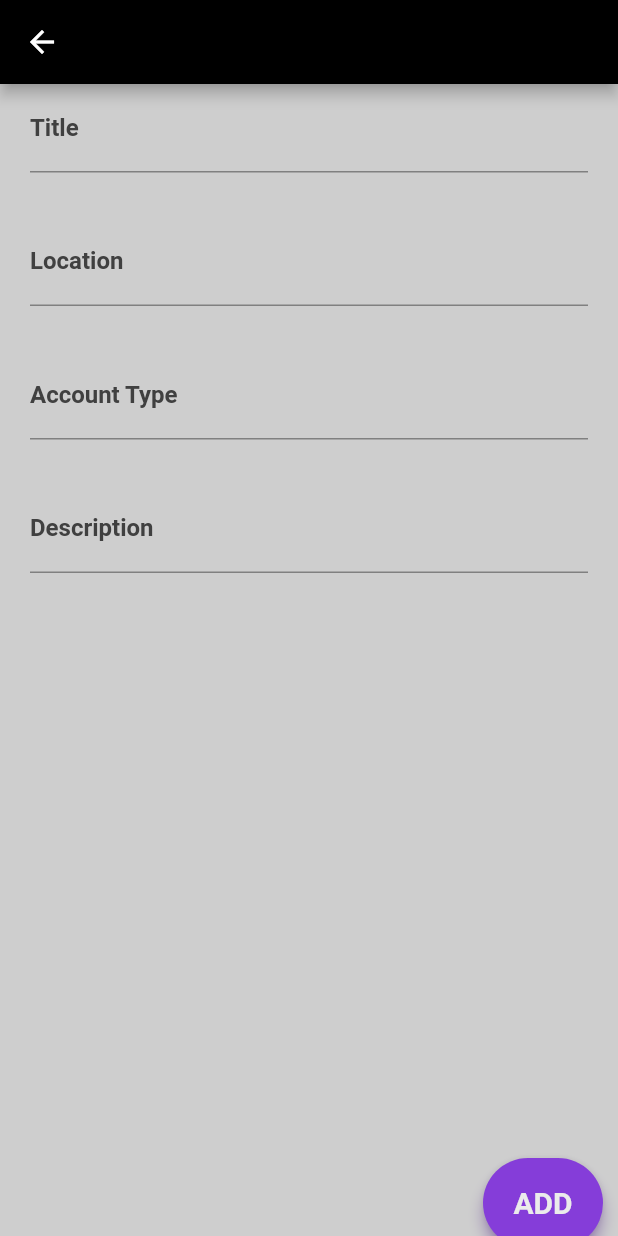
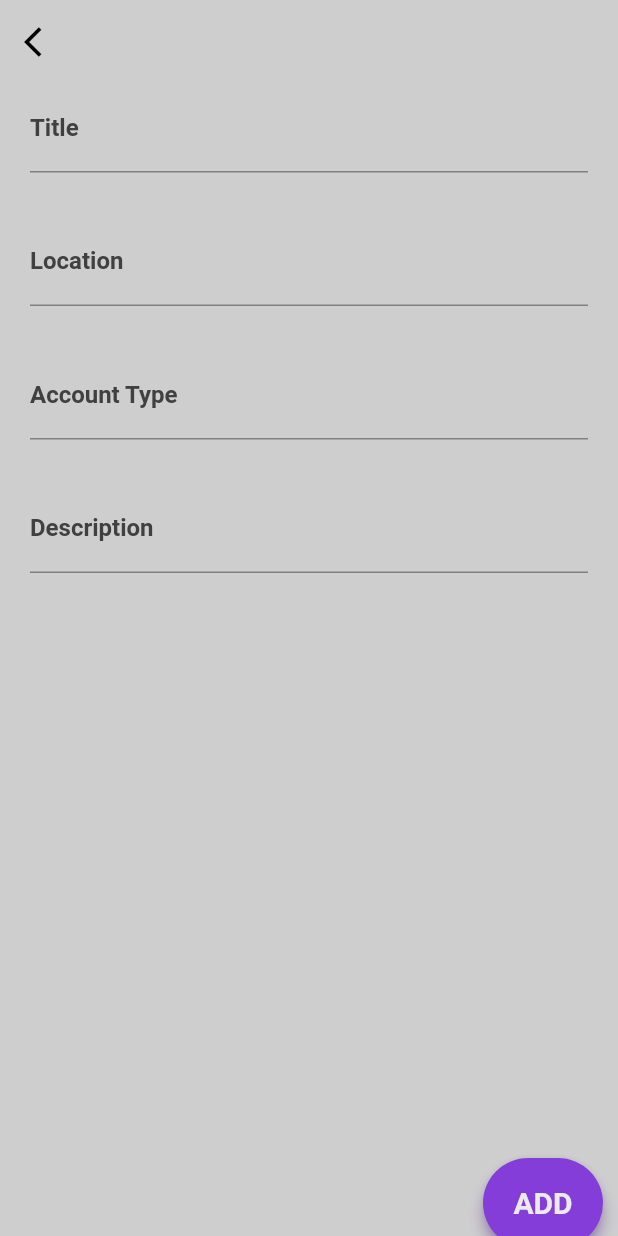
Before and after one commit to rnewso4/404-repo, a Flutter app: the MapsPage screen opened directly, after a tap on the "add" icon, on a phone screen of 412 x 824 dp. Run offline on Flutter 3.47's test engine with Material 2 defaults, Android fonts, the phone set to English and light mode, and no system bars; our stand-ins replace cloud_firestore, firebase_core, get_it, google_maps_flutter; accounts and stored records are empty.

Commit message:
useraccounts page updated

```diff
--- a/flutter_application_1/lib/UI/maps.dart
+++ b/flutter_application_1/lib/UI/maps.dart
@@ -23,20 +23,6 @@ class _MapsPageState extends State<MapsPage> {
           target: LatLng(30.4133, -91.1800),
           zoom: 15
           )
-        ),
-        //-------------------PAGE 1--------------------------------
-        Container(
-          height: 700,
-          padding: EdgeInsets.only(right: 10),
-          child: Align(
-            alignment: Alignment.bottomRight,
-            child: FloatingActionButton(
-              child: Icon(Icons.add, size: 50),
-              backgroundColor: Colors.white,
-              foregroundColor: Color(0xff853DD9),
-              onPressed: () {_navigationService.navigateTo(routes.NewEventRoute);},
-            ),
-          ),
         ),
         SizedBox(
           //width: double.infinity,
@@ -73,6 +59,22 @@ class _MapsPageState extends State<MapsPage> {
                   )
               ),
         ),
+         Align(
+           alignment: Alignment.bottomRight,
+           child: Container(
+            height: 700,
+            padding: EdgeInsets.only(right: 10, bottom: 10),
+            child: Align(
+              alignment: Alignment.bottomRight,
+              child: FloatingActionButton(
+                child: Icon(Icons.add, size: 50),
+                backgroundColor: Colors.white,
+                foregroundColor: Color(0xff853DD9),
+                onPressed: () {_navigationService.navigateTo(routes.NewEventRoute);},
+              ),
+            ),
+        ),
+         )
       ],
     ),
     );
--- a/flutter_application_1/lib/UI/newevent.dart
+++ b/flutter_application_1/lib/UI/newevent.dart
@@ -17,8 +17,14 @@ class _NewEventState extends State<NewEvent> {
       resizeToAvoidBottomInset: false,
       backgroundColor: Color(0xFFCECECE),
       appBar: AppBar(
-        backgroundColor: Colors.black,
-      ),
+        iconTheme: IconThemeData(color: Colors.black),
+        elevation: 0.0,
+        backgroundColor: Colors.transparent,
+        leading: IconButton(
+          icon: Icon(Icons.arrow_back_ios),
+          onPressed: () {_navigationService.goBack();}
+          )
+        ),
       body: SingleChildScrollView(
         child: Column(
           children: <Widget>[
--- a/flutter_application_1/lib/services/route_generator.dart
+++ b/flutter_application_1/lib/services/route_generator.dart
@@ -23,6 +23,8 @@ class RouteGenerator {
         return MaterialPageRoute(builder: (context) => SeacrhPage());
       case routes.MapsRoute:
         return MaterialPageRoute(builder: (context) => SeacrhPage());
+      case routes.userAccountsRoute:
+        return MaterialPageRoute(builder: (context) => UserAccounts());
     }
   }
 }
--- a/flutter_application_1/lib/services/route_paths.dart
+++ b/flutter_application_1/lib/services/route_paths.dart
@@ -4,3 +4,4 @@ const String NewEventRoute = 'NewEvent';
 const String LoadingRoute = 'Loading';
 const String SearchRoute = 'Search';
 const String MapsRoute = 'Maps';
+const String userAccountsRoute = 'userAccounts';
```
Also changed, not shown: flutter_application_1/lib/UI/userAccounts.dart (+99 -15 lines).
